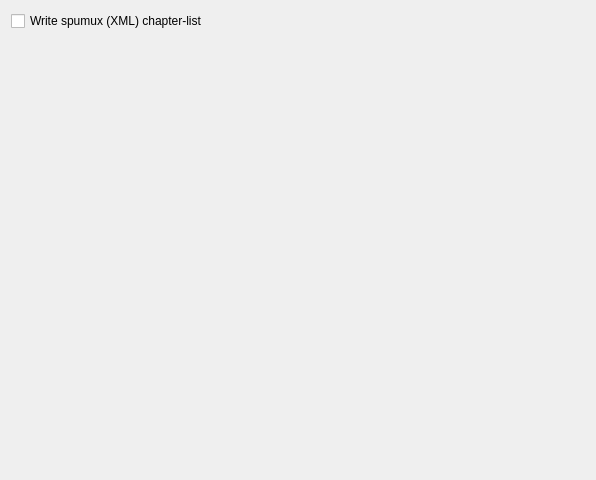
Above: trunk/ui/ttcutsettingschapter.ui from BackupTheBerlios/ttcut-svn before the change. Below: the same form after it.
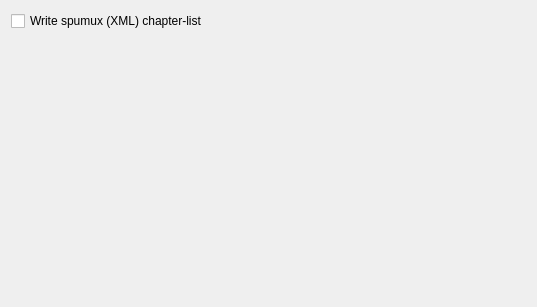
That is the form after the change.

The edit to the form file:
```diff
--- a/trunk/ui/ttcutsettingschapter.ui
+++ b/trunk/ui/ttcutsettingschapter.ui
@@ -8,8 +8,8 @@
    <rect>
     <x>0</x>
     <y>0</y>
-    <width>596</width>
-    <height>480</height>
+    <width>537</width>
+    <height>307</height>
    </rect>
   </property>
   <property name="windowTitle" >
```
Left out of the diff: 9 changed lines with no effect on the pictures.
